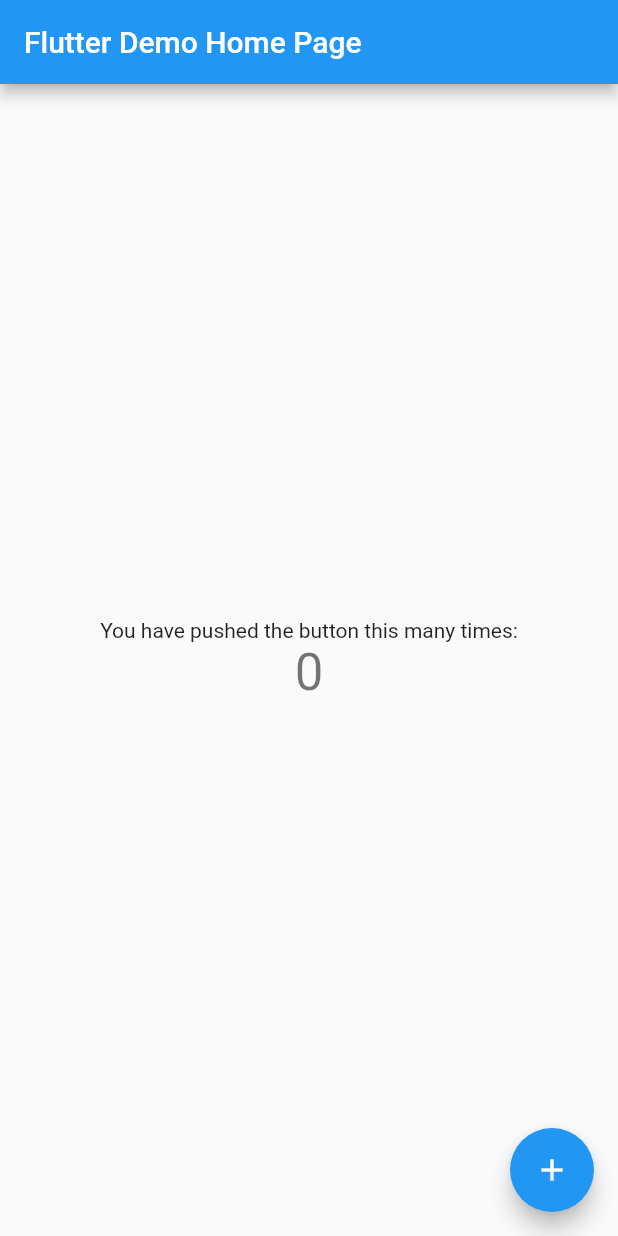
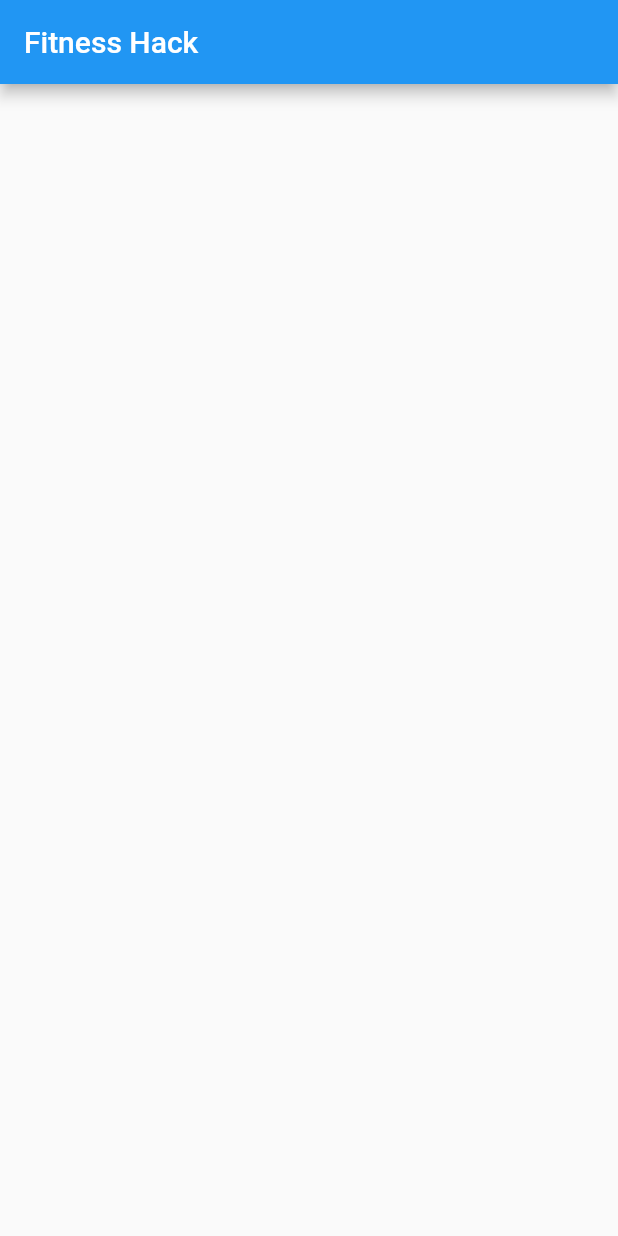
Before and after one commit to cygnu/fitness_hack, a Flutter app: the screen it shows after launch, on a phone screen of 412 x 824 dp. Run offline on Flutter 3.47's test engine with Material 2 defaults, Android fonts, the light colour scheme and no system bars.

Commit message:
fix: Deleted unnecessary descriptions in main.dart

```diff
--- a/lib/main.dart
+++ b/lib/main.dart
@@ -1,115 +1,25 @@
 import 'package:flutter/material.dart';
 
 void main() {
-  runApp(const MyApp());
+  runApp(const FitnessApp());
 }
 
-class MyApp extends StatelessWidget {
-  const MyApp({super.key});
+class FitnessApp extends StatelessWidget {
+  const FitnessApp({super.key});
 
   // This widget is the root of your application.
   @override
   Widget build(BuildContext context) {
     return MaterialApp(
-      title: 'Flutter Demo',
+      title: 'Fitness Hack',
       theme: ThemeData(
-        // This is the theme of your application.
-        //
-        // Try running your application with "flutter run". You'll see the
-        // application has a blue toolbar. Then, without quitting the app, try
-        // changing the primarySwatch below to Colors.green and then invoke
-        // "hot reload" (press "r" in the console where you ran "flutter run",
-        // or simply save your changes to "hot reload" in a Flutter IDE).
-        // Notice that the counter didn't reset back to zero; the application
-        // is not restarted.
         primarySwatch: Colors.blue,
       ),
-      home: const MyHomePage(title: 'Flutter Demo Home Page'),
+      home: Scaffold(
+        appBar: AppBar(
+          title: const Text('Fitness Hack'),
+        ),
+      ),
     );
   }
 }
-
-class MyHomePage extends StatefulWidget {
-  const MyHomePage({super.key, required this.title});
-
-  // This widget is the home page of your application. It is stateful, meaning
-  // that it has a State object (defined below) that contains fields that affect
-  // how it looks.
-
-  // This class is the configuration for the state. It holds the values (in this
-  // case the title) provided by the parent (in this case the App widget) and
-  // used by the build method of the State. Fields in a Widget subclass are
-  // always marked "final".
-
-  final String title;
-
-  @override
-  State<MyHomePage> createState() => _MyHomePageState();
-}
-
-class _MyHomePageState extends State<MyHomePage> {
-  int _counter = 0;
-
-  void _incrementCounter() {
-    setState(() {
-      // This call to setState tells the Flutter framework that something has
-      // changed in this State, which causes it to rerun the build method below
-      // so that the display can reflect the updated values. If we changed
-      // _counter without calling setState(), then the build method would not be
-      // called again, and so nothing would appear to happen.
-      _counter++;
-    });
-  }
-
-  @override
-  Widget build(BuildContext context) {
-    // This method is rerun every time setState is called, for instance as done
-    // by the _incrementCounter method above.
-    //
-    // The Flutter framework has been optimized to make rerunning build methods
-    // fast, so that you can just rebuild anything that needs updating rather
-    // than having to individually change instances of widgets.
-    return Scaffold(
-      appBar: AppBar(
-        // Here we take the value from the MyHomePage object that was created by
-        // the App.build method, and use it to set our appbar title.
-        title: Text(widget.title),
-      ),
-      body: Center(
-        // Center is a layout widget. It takes a single child and positions it
-        // in the middle of the parent.
-        child: Column(
-          // Column is also a layout widget. It takes a list of children and
-          // arranges them vertically. By default, it sizes itself to fit its
-          // children horizontally, and tries to be as tall as its parent.
-          //
-          // Invoke "debug painting" (press "p" in the console, choose the
-          // "Toggle Debug Paint" action from the Flutter Inspector in Android
-          // Studio, or the "Toggle Debug Paint" command in Visual Studio Code)
-          // to see the wireframe for each widget.
-          //
-          // Column has various properties to control how it sizes itself and
-          // how it positions its children. Here we use mainAxisAlignment to
-          // center the children vertically; the main axis here is the vertical
-          // axis because Columns are vertical (the cross axis would be
-          // horizontal).
-          mainAxisAlignment: MainAxisAlignment.center,
-          children: <Widget>[
-            const Text(
-              'You have pushed the button this many times:',
-            ),
-            Text(
-              '$_counter',
-              style: Theme.of(context).textTheme.headline4,
-            ),
-          ],
-        ),
-      ),
-      floatingActionButton: FloatingActionButton(
-        onPressed: _incrementCounter,
-        tooltip: 'Increment',
-        child: const Icon(Icons.add),
-      ), // This trailing comma makes auto-formatting nicer for build methods.
-    );
-  }
-}
```
